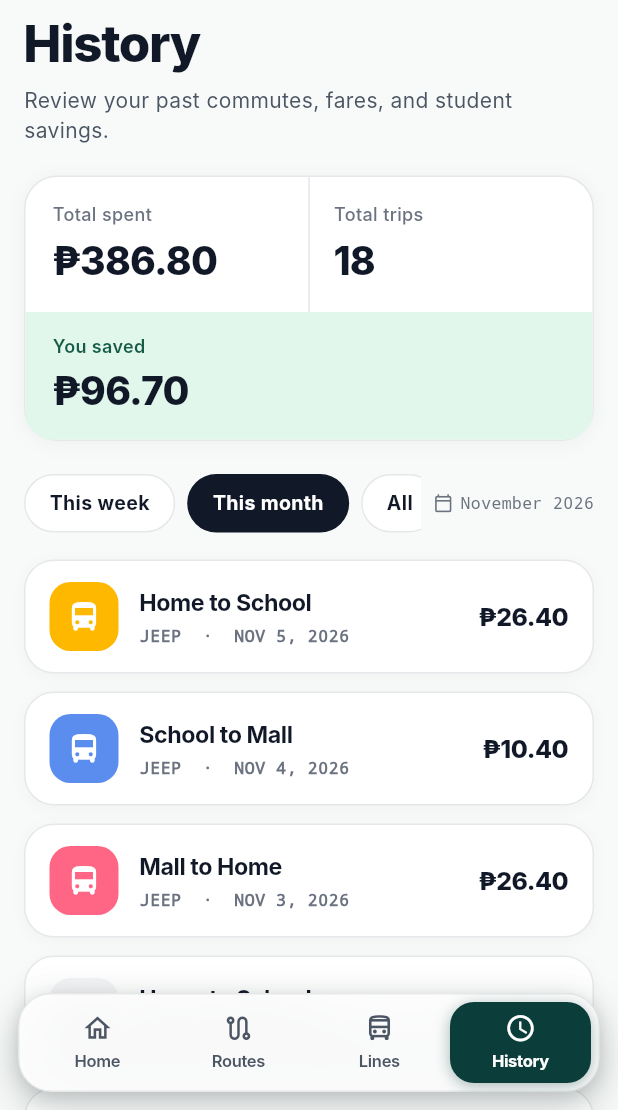
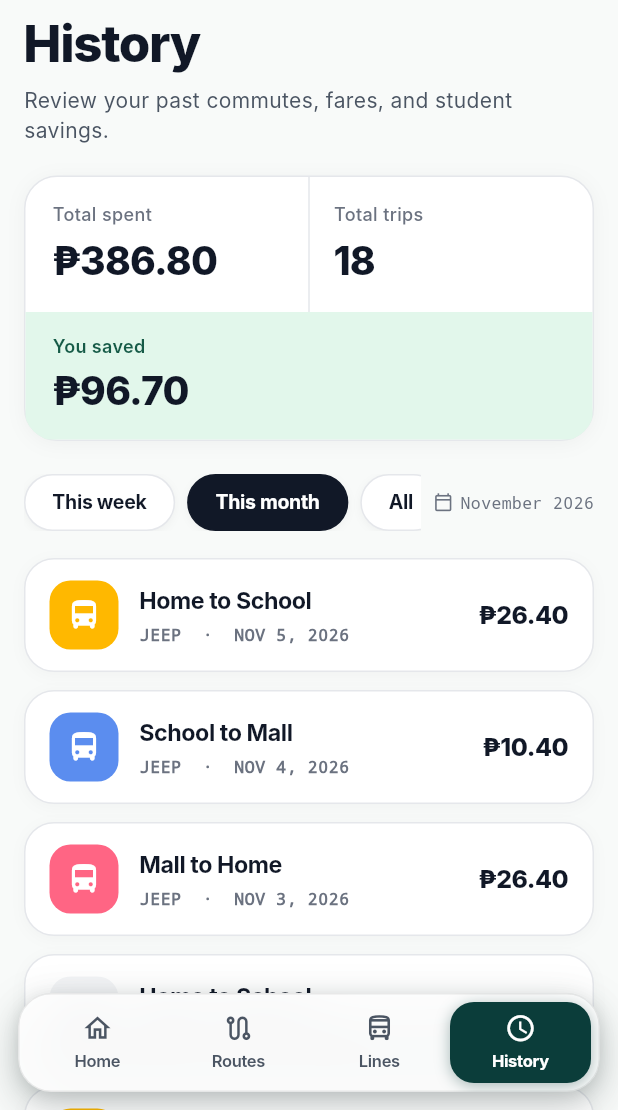
Before and after one commit to itskyanne/Pamasahe, a Flutter app: the screen it shows after launch, item 4 of the bottom bar chosen, on a phone screen of 412 x 824 dp, the part 126-1236 px from its top. Run offline on Flutter 3.47's test engine with Material 3 defaults, Android fonts, the phone set to English and light mode, and no system bars; our stand-ins replace supabase_flutter; missing offline and left inert: dart:html; accounts and stored records are empty; Roboto replaces fonts that are missing (Inter).

Commit message:
feat(ui): update HistoryTab filter pills and cards to support theme tokens and modern pill styling

```diff
--- a/lib/screens/history/history_tab.dart
+++ b/lib/screens/history/history_tab.dart
@@ -343,6 +343,7 @@ class _HistoryTabState extends State<HistoryTab> {
           builder: (context, constraints) {
             final isTablet = constraints.maxWidth >= 600;
             final horizontalPadding = isTablet ? 24.0 : 16.0;
+            final isDark = Theme.of(context).brightness == Brightness.dark;
 
             return Align(
               alignment: Alignment.topCenter,
@@ -366,11 +367,11 @@ class _HistoryTabState extends State<HistoryTab> {
                       const SizedBox(height: 16),
 
                       // 2. PAGE HEADER
-                      const Text(
+                      Text(
                         'TRIP LOG',
                         style: TextStyle(
                           fontFamily: 'monospace',
-                          color: Color(0xFF165B47),
+                          color: isDark ? AppColors.darkMainGreen : const Color(0xFF165B47),
                           fontSize: 11,
                           fontWeight: FontWeight.w700,
                           letterSpacing: 1.2,
@@ -379,20 +380,20 @@ class _HistoryTabState extends State<HistoryTab> {
 
                       const SizedBox(height: 4),
 
-                      const Text(
+                      Text(
                         'History',
                         style: TextStyle(
-                          color: Color(0xFF111827),
+                          color: isDark ? AppColors.darkTextPrimary : const Color(0xFF111827),
                           fontSize: 34,
                           fontWeight: FontWeight.w800,
                           letterSpacing: -0.9,
                         ),
                       ),
                       const SizedBox(height: 4),
-                      const Text(
+                      Text(
                         'Review your past commutes, fares, and student savings.',
                         style: TextStyle(
-                          color: Color(0xFF4B5563),
+                          color: isDark ? AppColors.darkTextSecondary : const Color(0xFF4B5563),
                           fontSize: 14,
                           height: 1.4,
                         ),
@@ -404,12 +405,15 @@ class _HistoryTabState extends State<HistoryTab> {
                       Container(
                         clipBehavior: Clip.antiAlias,
                         decoration: BoxDecoration(
-                          color: Colors.white,
+                          color: isDark ? AppColors.darkSurfaceCard : Colors.white,
                           borderRadius: BorderRadius.circular(22),
-                          border: Border.all(color: const Color(0xFFE5E7EB), width: 1.0),
+                          border: Border.all(
+                            color: isDark ? AppColors.darkBorderSubtle : const Color(0xFFE5E7EB),
+                            width: 1.0,
+                          ),
                           boxShadow: [
                             BoxShadow(
-                              color: Colors.black.withValues(alpha: 0.04),
+                              color: Colors.black.withValues(alpha: isDark ? 0.25 : 0.04),
                               blurRadius: 10,
                               offset: const Offset(0, 2),
                             ),
@@ -731,25 +735,42 @@ class _HistoryTabState extends State<HistoryTab> {
     required bool isSelected,
     required VoidCallback onTap,
   }) {
+    final isDark = Theme.of(context).brightness == Brightness.dark;
+    final selectedBg = isDark ? AppColors.darkTextPrimary : const Color(0xFF111827);
+    final selectedText = isDark ? const Color(0xFF111827) : Colors.white;
+    final unselectedBg = isDark ? AppColors.darkSurfaceCard : Colors.white;
+    final unselectedBorder = isDark ? AppColors.darkBorderSubtle : const Color(0xFFE5E7EB);
+    final unselectedText = isDark ? AppColors.darkTextPrimary : const Color(0xFF111827);
+
     return InkWell(
       onTap: onTap,
       borderRadius: BorderRadius.circular(999),
-      child: Container(
-        padding: const EdgeInsets.symmetric(horizontal: 16, vertical: 9),
+      splashColor: isSelected ? Colors.white.withValues(alpha: 0.2) : AppColors.mainGreen.withValues(alpha: 0.1),
+      child: AnimatedContainer(
+        duration: const Duration(milliseconds: 180),
+        padding: const EdgeInsets.symmetric(horizontal: 18, vertical: 8.5),
         decoration: BoxDecoration(
-          color: isSelected ? const Color(0xFF111827) : Colors.white,
+          color: isSelected ? selectedBg : unselectedBg,
           borderRadius: BorderRadius.circular(999),
           border: Border.all(
-            color: isSelected ? const Color(0xFF111827) : const Color(0xFFE5E7EB),
+            color: isSelected ? selectedBg : unselectedBorder,
             width: 1.0,
           ),
+          boxShadow: [
+            BoxShadow(
+              color: Colors.black.withValues(alpha: isDark ? 0.25 : 0.04),
+              blurRadius: 4,
+              offset: const Offset(0, 1.5),
+            ),
+          ],
         ),
         child: Text(
           label,
           style: TextStyle(
-            color: isSelected ? Colors.white : const Color(0xFF111827),
+            color: isSelected ? selectedText : unselectedText,
             fontSize: 13,
             fontWeight: FontWeight.w700,
+            letterSpacing: -0.2,
           ),
         ),
       ),
@@ -776,18 +797,22 @@ class _HistoryTabState extends State<HistoryTab> {
     final vehicle = trip.vehicle;
     final dateUpper = trip.date.toUpperCase();
 
+    final isDark = Theme.of(context).brightness == Brightness.dark;
+    final cardBg = isDark ? AppColors.darkSurfaceCard : Colors.white;
+    final cardBorder = isDark ? AppColors.darkBorderSubtle : const Color(0xFFE5E7EB);
+
     return InkWell(
       onTap: () => _showTripDetailSheet(context, trip, state),
       borderRadius: BorderRadius.circular(20),
       child: Container(
         padding: const EdgeInsets.symmetric(horizontal: 16, vertical: 14),
         decoration: BoxDecoration(
-          color: Colors.white,
+          color: cardBg,
           borderRadius: BorderRadius.circular(20),
-          border: Border.all(color: const Color(0xFFE5E7EB), width: 1.0),
+          border: Border.all(color: cardBorder, width: 1.0),
           boxShadow: [
             BoxShadow(
-              color: Colors.black.withValues(alpha: 0.03),
+              color: Colors.black.withValues(alpha: isDark ? 0.25 : 0.03),
               blurRadius: 8,
               offset: const Offset(0, 2),
             ),
@@ -820,8 +845,8 @@ class _HistoryTabState extends State<HistoryTab> {
                 children: [
                   Text(
                     trip.routeName,
-                    style: const TextStyle(
-                      color: Color(0xFF111827),
+                    style: TextStyle(
+                      color: isDark ? AppColors.darkTextPrimary : const Color(0xFF111827),
                       fontWeight: FontWeight.w700,
                       fontSize: 15.5,
                       letterSpacing: -0.3,
@@ -832,9 +857,9 @@ class _HistoryTabState extends State<HistoryTab> {
                   const SizedBox(height: 4),
                   Text(
                     '$vehicle  ·  $dateUpper',
-                    style: const TextStyle(
+                    style: TextStyle(
                       fontFamily: 'monospace',
-                      color: Color(0xFF6B7280),
+                      color: isDark ? AppColors.darkTextSecondary : const Color(0xFF6B7280),
                       fontSize: 11,
                       fontWeight: FontWeight.w600,
                       letterSpacing: 0.4,
@@ -851,8 +876,8 @@ class _HistoryTabState extends State<HistoryTab> {
             // Bold fare
             Text(
               CurrencyFormat.format(trip.amount),
-              style: const TextStyle(
-                color: Color(0xFF111827),
+              style: TextStyle(
+                color: isDark ? AppColors.darkTextPrimary : const Color(0xFF111827),
                 fontWeight: FontWeight.w800,
                 fontSize: 16.5,
                 letterSpacing: -0.3,
```
